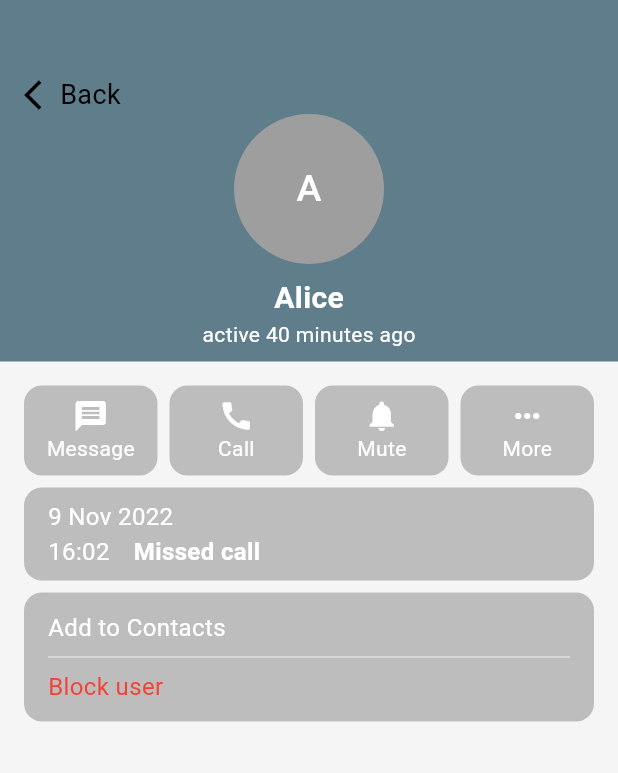
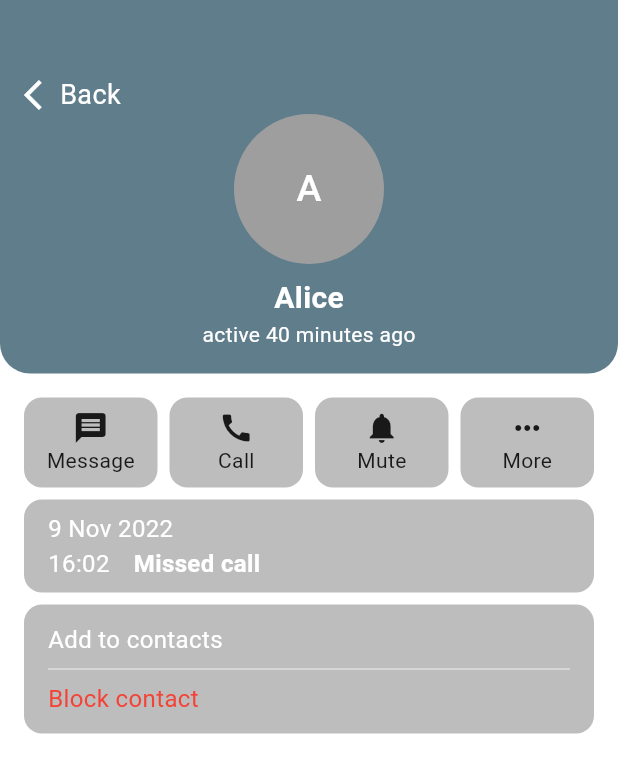
Before and after one commit to canhainst/Contact-List, a Flutter app: the ContactDetailScreen screen opened directly with sample values from the repository, on a phone screen of 412 x 824 dp. Shown: the top 773 px of the screen. Run offline on Flutter 3.47's test engine with Material 3 defaults, Android fonts, the phone set to English and light mode, and no system bars; our stand-ins replace flutter_bloc, flutter_slidable, image_picker, shimmer; network calls fail.

Commit message:
feat: multilingual

```diff
--- /dev/null
+++ b/lib/core/config/language_cubit.dart
@@ -0,0 +1,11 @@
+import 'package:flutter_bloc/flutter_bloc.dart';
+
+/// Language codes used by the app: 'system' means follow device locale
+class LanguageCubit extends Cubit<String> {
+  LanguageCubit() : super('system');
+
+  String get languageCode => state;
+
+  /// Set language code: 'system', 'en', 'vi', ...
+  void setLanguage(String code) => emit(code);
+}
--- a/lib/core/config/languages.dart
+++ b/lib/core/config/languages.dart
@@ -60,7 +60,7 @@ class AppLocalizationsDelegate extends LocalizationsDelegate<AppLocalizations> {
 
   @override
   bool isSupported(Locale locale) {
-    return ['en', 'vi'].contains(locale.languageCode);
+    return ['en', 'vi', 'zh'].contains(locale.languageCode);
   }
 
   @override
--- a/lib/presentation/screens/contact/contact_detail_screen.dart
+++ b/lib/presentation/screens/contact/contact_detail_screen.dart
@@ -25,15 +25,22 @@ class _ContactDetailScreenState extends State<ContactDetailScreen> {
 
   @override
   Widget build(BuildContext context) {
+    final theme = Theme.of(context);
+    var localizations = AppLocalizations.of(context)!;
+
     return Scaffold(
-      backgroundColor: Colors.grey[100],
+      backgroundColor: theme.scaffoldBackgroundColor,
 
       body: Column(
         crossAxisAlignment: CrossAxisAlignment.center,
         children: [
           Container(
-            padding: EdgeInsets.fromLTRB(16, 50, 16, 8),
-            color: Colors.blueGrey,
+            padding: EdgeInsets.fromLTRB(16, 50, 16, 16),
+            decoration: BoxDecoration(
+              borderRadius: BorderRadius.vertical(bottom: Radius.circular(20)),
+              color: Colors.blueGrey,
+            ),
+
             child: Column(
               children: [
                 GestureDetector(
@@ -42,10 +49,10 @@ class _ContactDetailScreenState extends State<ContactDetailScreen> {
                   },
                   child: Row(
                     children: [
-                      Icon(Icons.arrow_back_ios, color: Colors.black, size: 24),
+                      Icon(Icons.arrow_back_ios, color: Colors.white, size: 24),
                       Text(
-                        "Back",
-                        style: TextStyle(color: Colors.black, fontSize: 18),
+                        localizations.translate('common.back'),
+                        style: TextStyle(color: Colors.white, fontSize: 18),
                       ),
                     ],
                   ),
@@ -155,7 +162,9 @@ class _ContactDetailScreenState extends State<ContactDetailScreen> {
                               ),
                               SizedBox(width: 16),
                               Text(
-                                "Missed call",
+                                localizations.translate(
+                                  'contact_screen.detail.missed_call',
+                                ),
                                 style: AppTextStyles.body.copyWith(
                                   color: Colors.white,
                                   fontWeight: FontWeight.bold,
@@ -181,14 +190,18 @@ class _ContactDetailScreenState extends State<ContactDetailScreen> {
                         mainAxisSize: MainAxisSize.min,
                         children: [
                           Text(
-                            'Add to Contacts',
+                            localizations.translate(
+                              'contact_screen.detail.contact_add',
+                            ),
                             style: AppTextStyles.body.copyWith(
                               color: Colors.white,
                             ),
                           ),
                           Divider(color: Colors.white, thickness: 0.5),
                           Text(
-                            'Block user',
+                            localizations.translate(
+                              'contact_screen.detail.block',
+                            ),
                             style: AppTextStyles.body.copyWith(
                               color: Colors.red,
                             ),
@@ -207,8 +220,9 @@ class _ContactDetailScreenState extends State<ContactDetailScreen> {
   }
 
   Widget _iconSelection(BuildContext context, IconData icon, String key) {
+    final theme = Theme.of(context);
     var localizations = AppLocalizations.of(context)!;
-    Color color = Colors.white;
+    Color color = theme.iconTheme.color!;
 
     return Column(
       crossAxisAlignment: CrossAxisAlignment.center,
@@ -223,12 +237,15 @@ class _ContactDetailScreenState extends State<ContactDetailScreen> {
   }
 
   Widget _buildSelectionBlock(Widget child, {VoidCallback? onPressed}) {
+    final theme = Theme.of(context);
+    bool isDark = theme.brightness == Brightness.dark;
+
     return GestureDetector(
       onTap: onPressed,
       child: Container(
         padding: EdgeInsets.symmetric(vertical: 8),
         decoration: BoxDecoration(
-          color: Colors.grey[400],
+          color: isDark ? Colors.grey[800] : Colors.grey[400],
           borderRadius: BorderRadius.circular(12),
         ),
         child: child,
```
Also changed, not shown: lib/core/resources/languages/en.json (+12 -2 lines), lib/core/resources/languages/vi.json (+12 -2 lines), lib/core/resources/languages/zh.json (added, +106 -0 lines), lib/main.dart (+20 -1 lines), lib/presentation/screens/login/login_screen.dart (+6 -3 lines), lib/presentation/screens/setting/settings_screen.dart (+92 -2 lines), lib/presentation/widgets/app_text_input.dart (+5 -3 lines).
